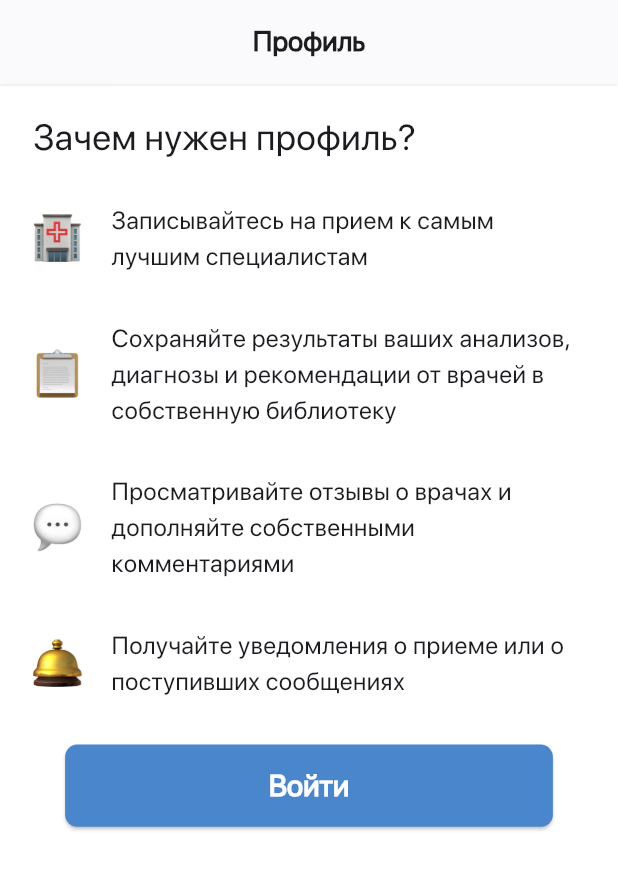
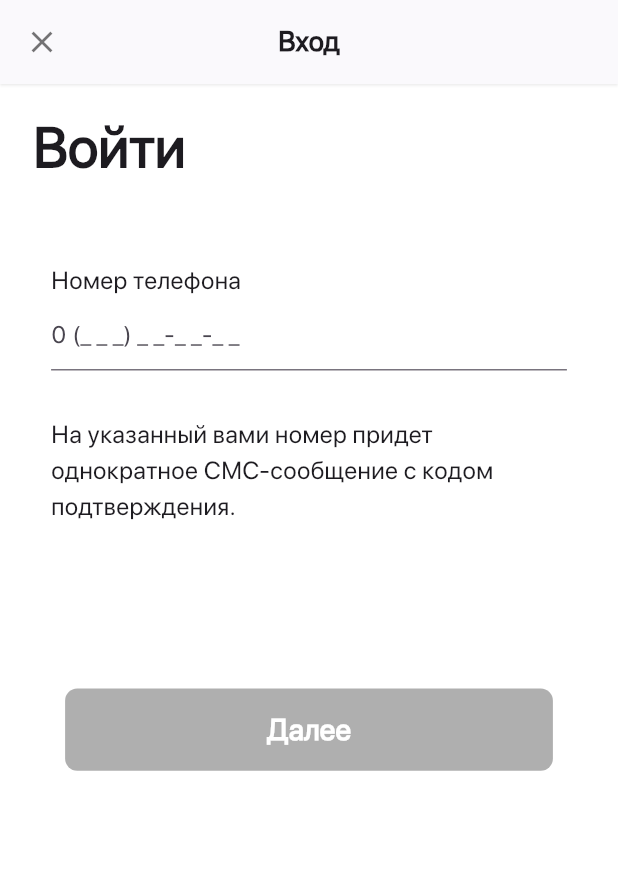
Before and after one commit to FlutterCourse18/ambulance, a Flutter app: the OnBoardingScreen screen opened directly, after a tap on "Войти", on a phone screen of 412 x 824 dp. Shown: the top 870 px of the screen. Run offline on Flutter 3.47's test engine with Material 3 defaults, Android fonts, the phone set to English and light mode, and no system bars; our stand-ins replace flutter_screenutil, mask_text_input_formatter, shared_preferences; accounts and stored records are empty.

Commit message:
add login form - add phone number validation

```diff
--- a/lib/core/colors/app_colors.dart
+++ b/lib/core/colors/app_colors.dart
@@ -2,6 +2,12 @@ import 'package:flutter/material.dart';
 
 abstract class AppColors {
   static const Color white = Colors.white;
+  static const Color red = Colors.red;
+  static const Color green = Colors.green;
   static const Color blue = Color(0xff4A86CC);
   static const Color black = Color(0xff000000);
+  static const Color black3 = Color(0xff333333);
+  static const Color grayAF = Color(0xffAFAFAF);
+  static const Color gray75 = Color(0xff757575);
+
 }
--- /dev/null
+++ b/lib/core/consts/app_consts.dart
@@ -0,0 +1,3 @@
+abstract class AppConsts {
+  static const String isFirstEnter = 'isFirstEnter';
+}
--- a/lib/core/fonts/app_fonts.dart
+++ b/lib/core/fonts/app_fonts.dart
@@ -5,6 +5,10 @@ abstract class AppFonts {
   static TextStyle s17w600 = TextStyle(
     fontSize: 17.sp,
     fontWeight: FontWeight.w600,
+  );
+  static TextStyle s17w700 = TextStyle(
+    fontSize: 17.sp,
+    fontWeight: FontWeight.w700,
   );
   static TextStyle s22w500 = TextStyle(
     fontSize: 22.sp,
@@ -18,4 +22,8 @@ abstract class AppFonts {
     fontSize: 18.sp,
     fontWeight: FontWeight.w600,
   );
+  static TextStyle s34w700 = TextStyle(
+    fontSize: 34.sp,
+    fontWeight: FontWeight.w700,
+  );
 }
--- a/lib/main.dart
+++ b/lib/main.dart
@@ -1,7 +1,7 @@
 import 'package:flutter/material.dart';
 import 'package:flutter_screenutil/flutter_screenutil.dart';
-import 'package:lesson_6/core/colors/app_colors.dart';
-import 'package:lesson_6/presentation/features/authtorization/screens/onboarding_screen.dart';
+import 'package:ambulance/core/colors/app_colors.dart';
+import 'package:ambulance/presentation/splash_screen.dart';
 
 void main() {
   runApp(const MyApp());
@@ -26,7 +26,7 @@ class MyApp extends StatelessWidget {
               ),
               scaffoldBackgroundColor: AppColors.white,
             ),
-            home: const OnBoardingScreen(),
+            home: const SplashScreen(),
           );
         });
   }
--- a/lib/presentation/common_widgets/app_bottun.dart
+++ b/lib/presentation/common_widgets/app_bottun.dart
@@ -1,8 +1,7 @@
-
 import 'package:flutter/material.dart';
 import 'package:flutter_screenutil/flutter_screenutil.dart';
-import 'package:lesson_6/core/colors/app_colors.dart';
-import 'package:lesson_6/core/fonts/app_fonts.dart';
+import 'package:ambulance/core/colors/app_colors.dart';
+import 'package:ambulance/core/fonts/app_fonts.dart';
 
 class AppButton extends StatelessWidget {
   const AppButton({
@@ -22,6 +21,7 @@ class AppButton extends StatelessWidget {
         width: 296.w,
         child: ElevatedButton(
           style: ElevatedButton.styleFrom(
+            disabledBackgroundColor: AppColors.grayAF,
             backgroundColor: AppColors.blue,
             shape: RoundedRectangleBorder(
               borderRadius: BorderRadius.circular(8.r),
--- /dev/null
+++ b/lib/presentation/features/authtorization/screens/login_screen.dart
@@ -0,0 +1,41 @@
+import 'package:ambulance/presentation/features/authtorization/widgets/login_form.dart';
+import 'package:flutter/material.dart';
+import 'package:flutter_screenutil/flutter_screenutil.dart';
+import 'package:ambulance/core/fonts/app_fonts.dart';
+import 'package:ambulance/presentation/features/authtorization/widgets/exit_button.dart';
+
+class LogInScreen extends StatelessWidget {
+  const LogInScreen({super.key});
+
+  @override
+  Widget build(BuildContext context) {
+    return Scaffold(
+      appBar: AppBar(
+        leading: const ExitButton(),
+        centerTitle: true,
+        title: Text(
+          'Вход',
+          style: AppFonts.s17w600,
+        ),
+      ),
+      body: SingleChildScrollView(
+        child: Padding(
+          padding: EdgeInsets.symmetric(horizontal: 20.w, vertical: 15.h),
+          child: Column(
+            crossAxisAlignment: CrossAxisAlignment.start,
+            children: [
+              Text(
+                'Войти',
+                style: AppFonts.s34w700,
+              ),
+              SizedBox(
+                height: 50.h,
+              ),
+              const LoginForm(),
+            ],
+          ),
+        ),
+      ),
+    );
+  }
+}
--- a/lib/presentation/features/authtorization/screens/onboarding_screen.dart
+++ b/lib/presentation/features/authtorization/screens/onboarding_screen.dart
@@ -1,8 +1,11 @@
 import 'package:flutter/material.dart';
 import 'package:flutter_screenutil/flutter_screenutil.dart';
-import 'package:lesson_6/core/fonts/app_fonts.dart';
-import 'package:lesson_6/presentation/common_widgets/app_bottun.dart';
-import 'package:lesson_6/presentation/features/authtorization/widgets/onboarding_item_widget.dart';
+import 'package:ambulance/core/consts/app_consts.dart';
+import 'package:ambulance/core/fonts/app_fonts.dart';
+import 'package:ambulance/presentation/common_widgets/app_bottun.dart';
+import 'package:ambulance/presentation/features/authtorization/screens/login_screen.dart';
+import 'package:ambulance/presentation/features/authtorization/widgets/onboarding_item_widget.dart';
+import 'package:shared_preferences/shared_preferences.dart';
 
 class OnBoardingScreen extends StatelessWidget {
   const OnBoardingScreen({super.key});
@@ -41,7 +44,19 @@ class OnBoardingScreen extends StatelessWidget {
             ),
             AppButton(
               title: 'Войти',
-              onPressed: () {},
+              onPressed: () async {
+                final SharedPreferences prefs =
+                    await SharedPreferences.getInstance();
+                await prefs.setBool(AppConsts.isFirstEnter, false);
+
+                // ignore: use_build_context_synchronously
+                Navigator.pushReplacement(
+                  context,
+                  MaterialPageRoute(
+                    builder: (context) => const LogInScreen(),
+                  ),
+                );
+              },
             )
           ],
         ),
--- /dev/null
+++ b/lib/presentation/features/authtorization/widgets/exit_button.dart
@@ -0,0 +1,50 @@
+import 'dart:io';
+
+import 'package:flutter/material.dart';
+import 'package:ambulance/core/colors/app_colors.dart';
+
+class ExitButton extends StatelessWidget {
+  const ExitButton({
+    super.key,
+  });
+
+  @override
+  Widget build(BuildContext context) {
+    return IconButton(
+      icon: Icon(
+        Icons.close,
+        color: AppColors.black.withOpacity(
+          0.54,
+        ),
+      ),
+      onPressed: () {
+        showDialog(
+          context: context,
+          builder: (context) => AlertDialog(
+            title: const Text('Вы точно хотите выйти?'),
+            actions: [
+              IconButton(
+                onPressed: () {
+                  Navigator.pop(context);
+                },
+                icon: const Icon(
+                  Icons.close,
+                  color: AppColors.red,
+                ),
+              ),
+              IconButton(
+                onPressed: () {
+                  exit(0);
+                },
+                icon: const Icon(
+                  Icons.check,
+                  color: AppColors.green,
+                ),
+              ),
+            ],
+          ),
+        );
+      },
+    );
+  }
+}
--- /dev/null
+++ b/lib/presentation/features/authtorization/widgets/login_form.dart
@@ -0,0 +1,124 @@
+// ignore_for_file: avoid_print
+
+import 'dart:math';
+
+import 'package:ambulance/core/colors/app_colors.dart';
+import 'package:ambulance/core/fonts/app_fonts.dart';
+import 'package:ambulance/presentation/common_widgets/app_bottun.dart';
+import 'package:flutter/material.dart';
+import 'package:flutter_screenutil/flutter_screenutil.dart';
+import 'package:mask_text_input_formatter/mask_text_input_formatter.dart';
+import 'package:shared_preferences/shared_preferences.dart';
+
+class LoginForm extends StatefulWidget {
+  const LoginForm({super.key});
+
+  @override
+  State<LoginForm> createState() => _LoginFormState();
+}
+
+class _LoginFormState extends State<LoginForm> {
+  final _formKey = GlobalKey<FormState>();
+  final TextEditingController _phoneController =
+      TextEditingController(text: '');
+  final int code = Random().nextInt(8999) + 1000;
+  String? _errorText;
+
+  var maskFormatter = MaskTextInputFormatter(
+    mask: '# (###) ##-##-##',
+    filter: {"#": RegExp(r'[0-9]')},
+    type: MaskAutoCompletionType.lazy,
+  );
+
+  bool isPhoneNumberValid(String phoneNumber) {
+    return RegExp(r'^0 \(\d{3}\) \d{2}-\d{2}-\d{2}$').hasMatch(phoneNumber);
+  }
+
+  void _validatePhone(String value) {
+    final input = _phoneController.value.text;
+    if (input.length <= 1) {
+      setState(() {
+        _errorText = 'Поле не может быть пустым';
+      });
+    }
+    // else if (input.length < 16) {
+    //   setState(() {
+    //     _errorText = 'Too short';
+    //   });
+    // }
+    else if (!isPhoneNumberValid(value)) {
+      setState(() {
+        _errorText = 'Введите действительный номер телефона';
+      });
+    } else {
+      setState(() {
+        _errorText = null;
+      });
+    }
+  }
+
+  void _submitForm() async {
+    if (_formKey.currentState!.validate()) {
+      print('tel: ${_phoneController.text}');
+      final SharedPreferences prefs = await SharedPreferences.getInstance();
+      await prefs.setString('tel', _phoneController.text);
+      final String? action = prefs.getString('tel');
+      print(action);
+      // ignore: use_build_context_synchronously
+      ScaffoldMessenger.of(context)
+          .showSnackBar(SnackBar(content: Text('$code')));
+    }
+  }
+
+  @override
+  Widget build(BuildContext context) {
+    return Padding(
+      padding: EdgeInsets.symmetric(horizontal: 11.w),
+      child: Form(
+        key: _formKey,
+        child: Column(
+          crossAxisAlignment: CrossAxisAlignment.start,
+          children: [
+            Text(
+              'Номер телефона',
+              style: AppFonts.s15w400,
+            ),
+            TextFormField(
+              inputFormatters: [maskFormatter],
+              controller: _phoneController,
+              keyboardType: TextInputType.phone,
+              validator: (value) => _errorText,
+              onChanged: _validatePhone,
+              maxLength: 16,
+              decoration: InputDecoration(
+                counterText: '',
+                hintText: '0 (_ _ _) _ _-_ _-_ _',
+                errorText: _errorText,
+                border: UnderlineInputBorder(
+                  borderSide: BorderSide(
+                    width: 2.w,
+                    color: AppColors.black3,
+                  ),
+                ),
+              ),
+            ),
+            SizedBox(
+              height: 30.h,
+            ),
+            Text(
+              'На указанный вами номер придет однократное СМС-сообщение с кодом подтверждения.',
+              style: AppFonts.s15w400,
+            ),
+            SizedBox(
+              height: 108.h,
+            ),
+            AppButton(
+              title: 'Далее',
+              onPressed: _phoneController.text.length > 1 ? _submitForm : null,
+            )
+          ],
+        ),
+      ),
+    );
+  }
+}
--- a/lib/presentation/features/authtorization/widgets/onboarding_item_widget.dart
+++ b/lib/presentation/features/authtorization/widgets/onboarding_item_widget.dart
@@ -1,7 +1,7 @@
 import 'package:flutter/material.dart';
 import 'package:flutter_screenutil/flutter_screenutil.dart';
-import 'package:lesson_6/core/fonts/app_fonts.dart';
-import 'package:lesson_6/core/images/app_images.dart';
+import 'package:ambulance/core/fonts/app_fonts.dart';
+import 'package:ambulance/core/images/app_images.dart';
 
 class OnBoardingItemWidget extends StatelessWidget {
   const OnBoardingItemWidget({
--- a/pubspec.yaml
+++ b/pubspec.yaml
@@ -1,4 +1,4 @@
-name: lesson_6
+name: ambulance
 description: "A new Flutter project."
 # The following line prevents the package from being accidentally published to
 # pub.dev using `flutter pub publish`. This is preferred for private packages.
@@ -37,6 +37,8 @@ dependencies:
   cupertino_icons: ^1.0.2
   flutter_screenutil: ^5.9.0
   flutter_native_splash: ^2.3.11
+  shared_preferences: ^2.2.3
+  mask_text_input_formatter: ^2.9.0
 
 dev_dependencies:
   flutter_test:
```
Also changed, not shown: lib/presentation/splash_screen.dart (+28 -6 lines), pubspec.lock, 5 other files.
